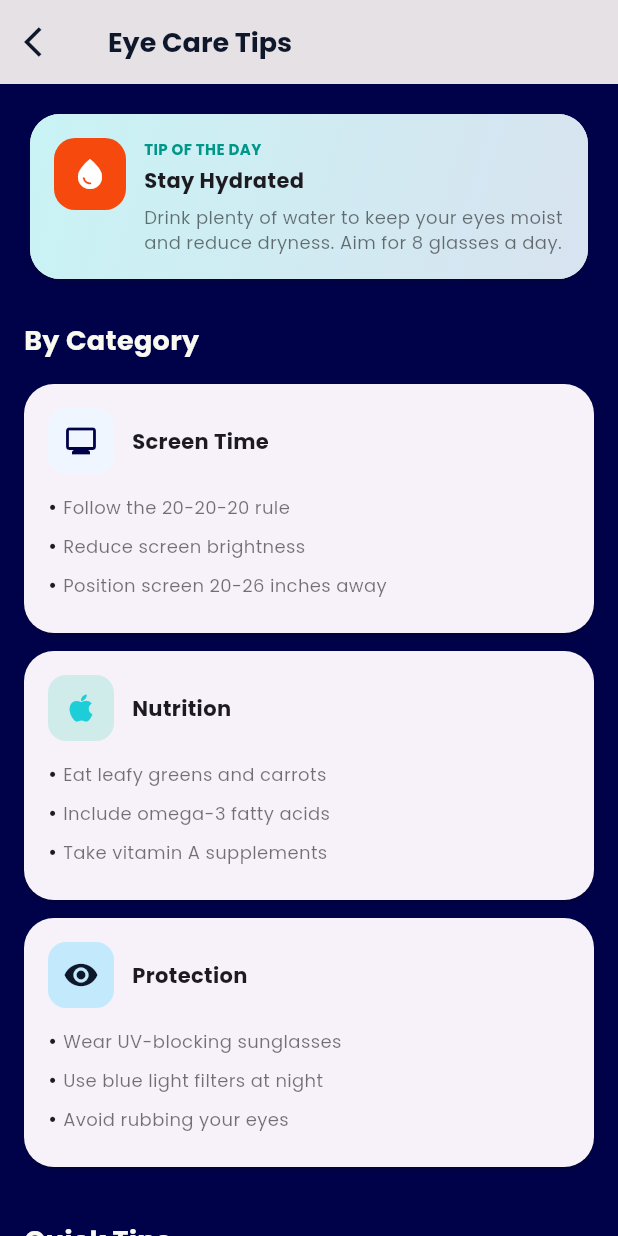
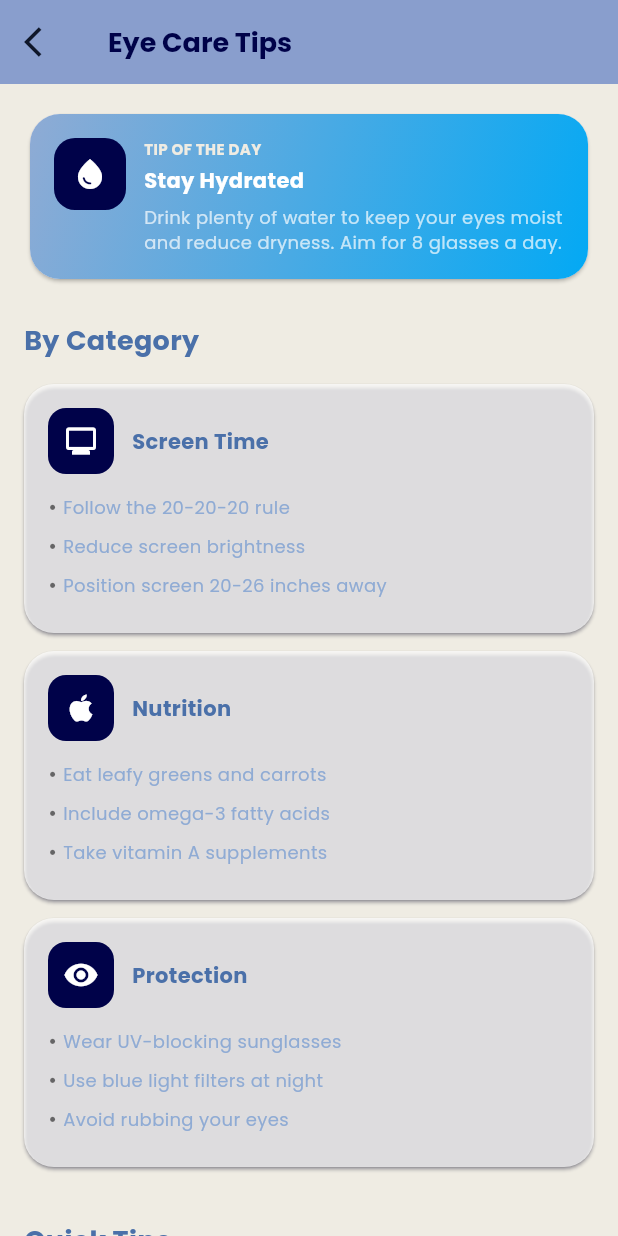
Before and after one commit to pritaaa/eyecare, a Flutter app: the HomeScreen screen opened directly, after a tap on "Eye Tips", on a phone screen of 412 x 824 dp. Run offline on Flutter 3.47's test engine with Material 3 defaults, Android fonts, the phone set to English and light mode, and no system bars; our stand-ins replace geocoding, geolocator, shared_preferences; accounts and stored records are empty.

Commit message:
fix desain

```diff
--- a/eye_care_app/lib/screens/home_screen.dart
+++ b/eye_care_app/lib/screens/home_screen.dart
@@ -12,7 +12,7 @@ class HomeScreen extends StatelessWidget {
   @override
   Widget build(BuildContext context) {
     return Scaffold(
-      backgroundColor: AppColors.biru,
+      backgroundColor: AppColors.putih,
       body: SafeArea(
         child: SingleChildScrollView(
           child: Column(
@@ -23,7 +23,7 @@ class HomeScreen extends StatelessWidget {
                 padding: const EdgeInsets.all(20),
                 decoration: const BoxDecoration(
                   gradient: LinearGradient(
-                    colors: [AppColors.biru, AppColors.biru],
+                    colors: [AppColors.putih, AppColors.putih],
                     begin: Alignment.topLeft,
                     end: Alignment.bottomRight,
                   ),
@@ -36,9 +36,9 @@ class HomeScreen extends StatelessWidget {
                   crossAxisAlignment: CrossAxisAlignment.start,
                   children: [
                     Text(
-                      'Welcome back 👋',
+                      'Welcome back',
                       style: TextStyle(
-                        color: AppColors.putih,
+                        color: AppColors.birugelap,
                         fontSize: 22,
                         fontWeight: FontWeight.bold,
                       ),
@@ -47,7 +47,7 @@ class HomeScreen extends StatelessWidget {
                     Text(
                       'Take care of your eyes today',
                       style: TextStyle(
-                        color: Colors.white60,
+                        color: AppColors.birumuda,
                         fontSize: 14,
                       ),
                     ),
@@ -77,11 +77,11 @@ class HomeScreen extends StatelessWidget {
     child: Container(
       padding: const EdgeInsets.all(20),
       decoration: BoxDecoration(
-        color: Colors.white,
+        color: AppColors.birumuda,
         borderRadius: BorderRadius.circular(24),
         boxShadow: [
           BoxShadow(
-            color: Colors.black.withOpacity(0.05),
+            color: Colors.black.withOpacity(0.2),
             blurRadius: 12,
             offset: const Offset(0, 6),
           ),
@@ -93,12 +93,12 @@ class HomeScreen extends StatelessWidget {
           Container(
             padding: const EdgeInsets.all(14),
             decoration: BoxDecoration(
-              color: AppColors.birumuda.withOpacity(0.12),
+              color: AppColors.biru.withOpacity(0.8),
               shape: BoxShape.circle,
             ),
             child: const Icon(
               Icons.remove_red_eye,
-              color: AppColors.biru,
+              color: Colors.white,
               size: 28,
             ),
           ),
@@ -115,6 +115,7 @@ class HomeScreen extends StatelessWidget {
                   style: TextStyle(
                     fontSize: 16,
                     fontWeight: FontWeight.w600,
+                    color:Colors.white
                   ),
                 ),
                 SizedBox(height: 6),
@@ -122,7 +123,7 @@ class HomeScreen extends StatelessWidget {
                   'Quick vision test in under 3 minutes',
                   style: TextStyle(
                     fontSize: 13,
-                    color: Colors.black54,
+                    color: Colors.white70,
                   ),
                 ),
               ],
@@ -134,11 +135,11 @@ class HomeScreen extends StatelessWidget {
   height: 36,
   width: 36,
   decoration: BoxDecoration(
-    color: AppColors.oren,
+    color: AppColors.birugelap,
     shape: BoxShape.circle,
     boxShadow: [
       BoxShadow(
-        color: Colors.black.withOpacity(0.08),
+        color: Colors.black.withOpacity(0.1),
         blurRadius: 6,
         offset: const Offset(0, 3),
       ),
@@ -168,11 +169,11 @@ class HomeScreen extends StatelessWidget {
                 child: Container(
                   padding: const EdgeInsets.all(16),
                   decoration: BoxDecoration(
-                    color: AppColors.putih,
+                    color: AppColors.birumuda,
                     borderRadius: BorderRadius.circular(28),
                     boxShadow: [
                       BoxShadow(
-                        color: AppColors.birumuda.withOpacity(0.08),
+                        color: Colors.white.withOpacity(0.08),
                         blurRadius: 20,
                         offset: const Offset(0, 10),
                       ),
@@ -186,7 +187,7 @@ class HomeScreen extends StatelessWidget {
                         style: TextStyle(
                           fontSize: 16,
                           fontWeight: FontWeight.bold,
-                          color: AppColors.biru
+                          color: Colors.white
                         ),
                       ),
                       const SizedBox(height: 12),
@@ -198,7 +199,7 @@ class HomeScreen extends StatelessWidget {
                               icon: Icons.remove_red_eye,
                               title: 'Vision Test',
                               subtitle: 'Check eyes',
-                              color: AppColors.oren,
+                              color: Colors.white,
                               onTap: () {
                                 Navigator.push(
                                   context,
@@ -215,7 +216,7 @@ class HomeScreen extends StatelessWidget {
                               icon: Icons.schedule,
                               title: 'Screen Timer',
                               subtitle: 'Track time',
-                              color: AppColors.oren,
+                              color: Colors.white,
                               onTap: () {
                                 Navigator.push(
                                   context,
@@ -238,7 +239,7 @@ class HomeScreen extends StatelessWidget {
                               icon: Icons.lightbulb,
                               title: 'Eye Tips',
                               subtitle: 'Daily tips',
-                              color: AppColors.oren,
+                              color: Colors.white,
                               onTap: () {
                                 Navigator.push(
                                   context,
@@ -255,7 +256,7 @@ class HomeScreen extends StatelessWidget {
                               icon: Icons.location_on,
                               title: 'Clinics',
                               subtitle: 'Nearby',
-                              color: AppColors.oren,
+                              color: Colors.white,
                               onTap: () {
                                 Navigator.push(
                                   context,
@@ -330,7 +331,9 @@ class _TipsCarouselState extends State<TipsCarousel> {
                   child: Stack(
                     children: [
                       Positioned.fill(
-                        child: Image.asset(item['image']!, fit: BoxFit.cover),
+                        child: Image.asset(item['image']!,
+                        fit: BoxFit.cover
+                        ),
                       ),
                       Positioned.fill(
                         child: Container(
@@ -339,7 +342,7 @@ class _TipsCarouselState extends State<TipsCarousel> {
                               begin: Alignment.bottomCenter,
                               end: Alignment.topCenter,
                               colors: [
-                                AppColors.teksgelap.withOpacity(0.5),
+                                AppColors.birugelap.withOpacity(0.5),
                                 Colors.transparent,
                               ],
                             ),
@@ -347,17 +350,17 @@ class _TipsCarouselState extends State<TipsCarousel> {
                         ),
                       ),
                       Positioned(
-                        left: 16,
-                        right: 16,
-                        bottom: 16,
-                        child: Column(
+                        top: 16,
+  left: 16,
+  right: 16,
+  child: Column(
                           crossAxisAlignment: CrossAxisAlignment.start,
                           children: [
                             Text(
                               item['title']!,
                               style: const TextStyle(
-                                color: Colors.white,
-                                fontSize: 18,
+                                color: AppColors.birugelap,
+                                fontSize: 26,
                                 fontWeight: FontWeight.bold,
                               ),
                             ),
@@ -393,8 +396,8 @@ class _TipsCarouselState extends State<TipsCarousel> {
               height: 6,
               decoration: BoxDecoration(
                 color: currentIndex == index
-                    ? AppColors.putih
-                    : AppColors.putih.withOpacity(0.3),
+                    ? AppColors.biru
+                    : Colors.blueGrey.withOpacity(0.3),
                 borderRadius: BorderRadius.circular(4),
               ),
             ),
@@ -427,14 +430,16 @@ class _QuickAccessItem extends StatelessWidget {
       child: Container(
         padding: const EdgeInsets.all(12),
         decoration: BoxDecoration(
-          color: color.withOpacity(0.08),
+          color: color.withOpacity(0.2),
           borderRadius: BorderRadius.circular(20),
         ),
         child: Row(
           children: [
             CircleAvatar(
               backgroundColor: color.withOpacity(0.2),
-              child: Icon(icon, color: color),
+              child: Icon(
+                icon,
+                color: AppColors.birugelap),
             ),
             const SizedBox(width: 10),
             Expanded(
@@ -446,11 +451,14 @@ class _QuickAccessItem extends StatelessWidget {
                     style: const TextStyle(
                       fontWeight: FontWeight.bold,
                       fontSize: 13,
+                      color: AppColors.birugelap,
                     ),
                   ),
                   Text(
                     subtitle,
-                    style: const TextStyle(fontSize: 11, color: Colors.black54),
+                    style: const TextStyle(
+                      fontSize: 11,
+                      color: Colors.black54),
                   ),
                 ],
               ),
--- a/eye_care_app/lib/screens/tips_screen.dart
+++ b/eye_care_app/lib/screens/tips_screen.dart
@@ -1,3 +1,4 @@
+import 'package:eye_care_app/screens/home_screen.dart';
 import 'package:eye_care_app/theme/app_colors.dart';
 import 'package:flutter/material.dart';
 
@@ -7,16 +8,22 @@ class TipsScreen extends StatelessWidget {
   @override
   Widget build(BuildContext context) {
     return Scaffold(
-      backgroundColor: AppColors.biru,
+      backgroundColor: AppColors.putih,
 
       /// ================= APP BAR =================
       appBar: AppBar(
-        backgroundColor: AppColors.putih,
+        backgroundColor: AppColors.birumuda,
+        foregroundColor: AppColors.birugelap,
         elevation: 20,
         leading: IconButton(
           icon: const Icon(Icons.arrow_back_ios),
           color: AppColors.teksgelap,
-          onPressed: () => Navigator.pop(context),
+          onPressed: () => Navigator.push(
+        context,
+        MaterialPageRoute(
+          builder: (_) => HomeScreen(),
+        ),
+      ),
         ),
         title: const Column(
           crossAxisAlignment: CrossAxisAlignment.start,
@@ -26,7 +33,7 @@ class TipsScreen extends StatelessWidget {
               style: TextStyle(
                 fontSize: 18,
                 fontWeight: FontWeight.bold,
-                color: AppColors.teksgelap,
+                color: AppColors.birugelap,
               ),
             ),
 
@@ -54,7 +61,7 @@ class TipsScreen extends StatelessWidget {
                 child: Container(
                   decoration: const BoxDecoration(
                     gradient: LinearGradient(
-                      colors: [Color.fromARGB(255, 201, 243, 245), Color.fromARGB(255, 216, 227, 240)],
+                      colors: [AppColors.birumuda, Colors.lightBlue],
                       begin: Alignment.topLeft,
                       end: Alignment.bottomRight,
                     ),
@@ -67,7 +74,7 @@ class TipsScreen extends StatelessWidget {
                       Container(
                         padding: const EdgeInsets.all(12),
                         decoration: BoxDecoration(
-                          color: AppColors.oren,
+                          color: AppColors.birugelap,
                           borderRadius: BorderRadius.circular(14),
                         ),
                         child: const Icon(Icons.water_drop,
@@ -82,7 +89,7 @@ class TipsScreen extends StatelessWidget {
                               'TIP OF THE DAY',
                               style: TextStyle(
                                 fontSize: 10,
-                                color: Colors.teal,
+                                color: AppColors.putih,
                                 fontWeight: FontWeight.bold,
                               ),
                             ),
@@ -91,6 +98,7 @@ class TipsScreen extends StatelessWidget {
                               'Stay Hydrated',
                               style: TextStyle(
                                 fontWeight: FontWeight.bold,
+                                color:Colors.white
                               ),
                             ),
                             SizedBox(height: 6),
@@ -98,7 +106,7 @@ class TipsScreen extends StatelessWidget {
                               'Drink plenty of water to keep your eyes moist and reduce dryness. Aim for 8 glasses a day.',
                               style: TextStyle(
                                 fontSize: 12,
-                                color: Colors.black54,
+                                color: Colors.white70,
                               ),
                             ),
                           ],
@@ -124,8 +132,8 @@ class TipsScreen extends StatelessWidget {
                   _categoryCard(
                     icon: Icons.monitor,
                     title: 'Screen Time',
-                    iconBg: const Color(0xFFEFF6FF),
-                    iconColor: AppColors.biru,
+                    iconBg: AppColors.birugelap,
+                    iconColor: Colors.white,
                     tips: const [
                       'Follow the 20-20-20 rule',
                       'Reduce screen brightness',
@@ -135,8 +143,8 @@ class TipsScreen extends StatelessWidget {
                   _categoryCard(
                     icon: Icons.apple,
                     title: 'Nutrition',
-                    iconBg: const Color.fromARGB(255, 207, 236, 235),
-                    iconColor: AppColors.birumuda,
+                    iconBg: AppColors.birugelap,
+                    iconColor: Colors.white,
                     tips: const [
                       'Eat leafy greens and carrots',
                       'Include omega-3 fatty acids',
@@ -146,8 +154,8 @@ class TipsScreen extends StatelessWidget {
                   _categoryCard(
                     icon: Icons.visibility,
                     title: 'Protection',
-                    iconBg: const Color.fromARGB(255, 195, 234, 252),
-                    iconColor: AppColors.teksgelap,
+                    iconBg: AppColors.birugelap,
+                    iconColor: Colors.white,
                     tips: const [
                       'Wear UV-blocking sunglasses',
                       'Use blue light filters at night',
@@ -174,27 +182,28 @@ class TipsScreen extends StatelessWidget {
                     title: 'Blink More Often',
                     description:
                         'When staring at screens, we blink less. Make a conscious effort to blink regularly.',
-                    bgColor: const Color(0xFFFFFBEB),
-                    borderColor: const Color(0xFFFDE68A),
+                    bgColor: const Color(0xFFBBE0EF),
+                    borderColor: AppColors.birumuda,
                   ),
                   _quickTipCard(
                     icon: Icons.nightlight_round,
                     title: 'Rest Before Bed',
                     description:
                         'Avoid screens 1 hour before sleep to reduce eye strain and improve sleep quality.',
-                    bgColor: const Color(0xFFEEF2FF),
-                    borderColor: const Color(0xFFC7D2FE),
+                    bgColor: const Color(0xFFACBAC4),
+                    borderColor: AppColors.biru,
                   ),
                 ],
               ),
             ),
 
-            const SizedBox(height: 24),
+            const SizedBox(height: 16),
 
             /// ================= GENERAL ADVICE =================
             Padding(
               padding: const EdgeInsets.symmetric(horizontal: 16),
               child: Card(
+                color:AppColors.birumuda,
                 shape: RoundedRectangleBorder(
                   borderRadius: BorderRadius.circular(20),
                 ),
@@ -203,7 +212,8 @@ class TipsScreen extends StatelessWidget {
                   child: Row(
                     crossAxisAlignment: CrossAxisAlignment.start,
                     children: const [
-                      Icon(Icons.lightbulb, color: AppColors.biru),
+                      Icon(Icons.lightbulb,
+                      color: AppColors.birugelap),
                       SizedBox(width: 12),
                       Expanded(
                         child: Column(
@@ -211,14 +221,17 @@ class TipsScreen extends StatelessWidget {
                           children: [
                             Text(
                               'Remember',
-                              style: TextStyle(fontWeight: FontWeight.bold),
+                              style: TextStyle(
+                                fontWeight: FontWeight.bold,
+                                color:AppColors.birugelap,
+                                ),
                             ),
                             SizedBox(height: 6),
                             Text(
                               'Regular eye exams are essential. Visit an eye care professional at least once a year.',
                               style: TextStyle(
                                 fontSize: 12,
-                                color: Colors.black54,
+                                color: Colors.white70,
                               ),
                             ),
                           ],
@@ -245,7 +258,7 @@ class TipsScreen extends StatelessWidget {
         style: const TextStyle(
           fontSize: 18,
           fontWeight: FontWeight.bold,
-          color: AppColors.putih
+          color: AppColors.biru
         ),
       ),
     );
@@ -259,6 +272,8 @@ class TipsScreen extends StatelessWidget {
     required List<String> tips,
   }) {
     return Card(
+      color:Colors.white70,
+      shadowColor: AppColors.birugelap,
       margin: const EdgeInsets.only(bottom: 12),
       shape: RoundedRectangleBorder(
         borderRadius: BorderRadius.circular(20),
@@ -281,7 +296,9 @@ class TipsScreen extends StatelessWidget {
                 const SizedBox(width: 12),
                 Text(
                   title,
-                  style: const TextStyle(fontWeight: FontWeight.bold),
+                  style: const TextStyle(
+                    fontWeight: FontWeight.bold,
+                    color: AppColors.biru),
                 ),
               ],
             ),
@@ -291,13 +308,16 @@ class TipsScreen extends StatelessWidget {
                 padding: const EdgeInsets.only(bottom: 6),
                 child: Row(
                   children: [
-                    const Text('• '),
+                    const Text('• ',
+                    style:TextStyle(
+                      color:Colors.black54
+                    )),
                     Expanded(
                       child: Text(
                         tip,
                         style: const TextStyle(
                           fontSize: 12,
-                          color: Colors.black54,
+                          color: AppColors.birumuda,
                         ),
                       ),
                     ),
@@ -328,7 +348,8 @@ class TipsScreen extends StatelessWidget {
       ),
       child: Row(
         children: [
-          Icon(icon),
+          Icon(icon,
+          color:AppColors.biru),
           const SizedBox(width: 12),
           Expanded(
             child: Column(
--- a/eye_care_app/lib/theme/app_colors.dart
+++ b/eye_care_app/lib/theme/app_colors.dart
@@ -4,15 +4,17 @@ class AppColors {
   AppColors._();
 
   /// 60% – DOMINANT
-  static const biru = Color(0xFF000249);
+  static const birugelap = Color(0xFF000249);
 
   /// 30% – SURFACE
-  static const putih = Color(0xFFFAF9F0);
+  static const putih = Color(0xFFEFECE3);
 
   /// 10% – ACCENT
-  static const birumuda = Color(0xFF1DCED8);
+  static const birumuda = Color(0xFF8FABD4);
 
   static const oren = Color(0xFFF6490D);
+
+  static const biru = Color(0xFF4A70A9);
 
 
   static const biruijo = Color(0xFF3D51FF);
```
Also changed, not shown: eye_care_app/lib/screens/clinic_screen.dart (+26 -11 lines), eye_care_app/lib/screens/test_screen.dart (+32 -12 lines), eye_care_app/lib/screens/timers_screen.dart (+41 -42 lines).
